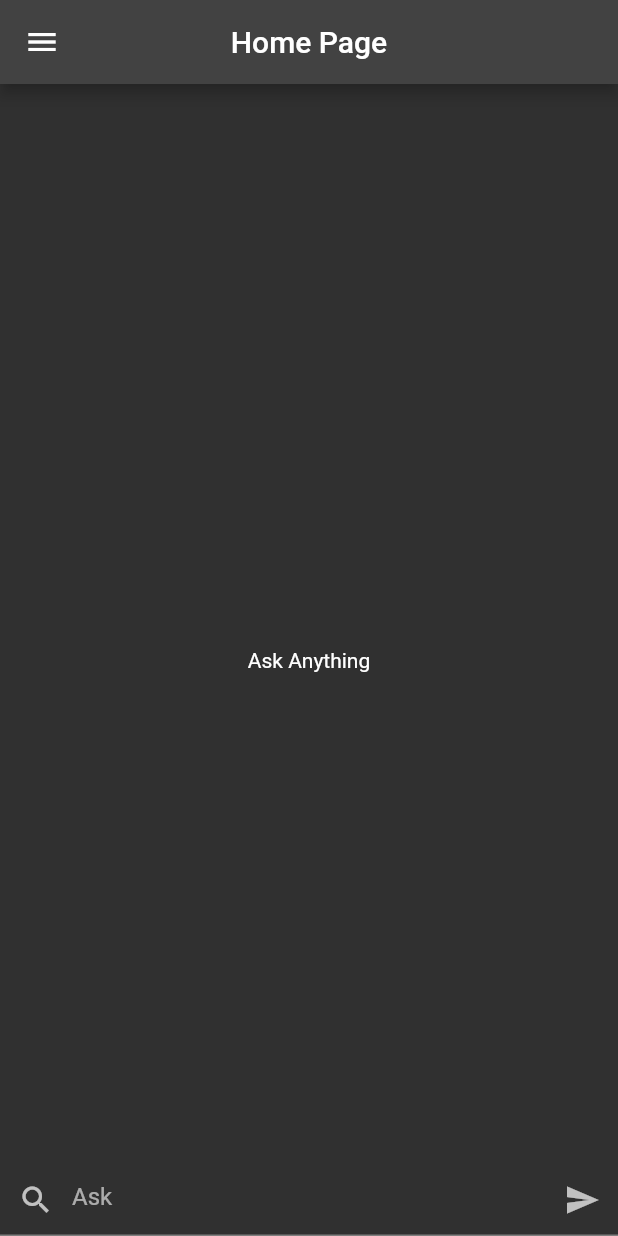
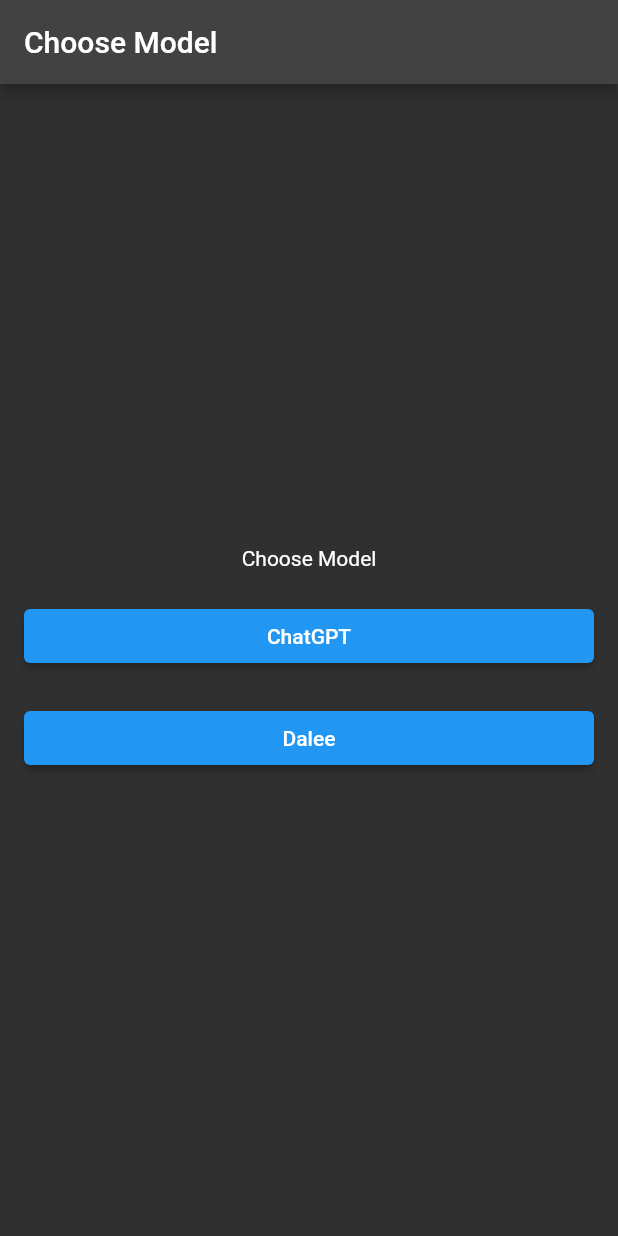
Before and after one commit to ahmetgezmen/MergeMind, a Flutter app: the screen it shows after launch, on a phone screen of 412 x 824 dp. Run offline on Flutter 3.47's test engine with Material 2 defaults, Android fonts, the phone set to English and light mode, and no system bars; our stand-ins replace dio, flutter_riverpod, freezed_annotation, hive_flutter, hooks_riverpod; accounts and stored records are empty.

```diff
--- a/lib/constant /base_constant.dart
+++ b/lib/constant /base_constant.dart
@@ -5,5 +5,6 @@ class BaseConstant{
   static const hiveBoxName = 'chatCache';
   static const drawerHeader = 'Chat with AI';
   static const validateMessage = 'Please ask a valid question longer than 5 characters';
+  static const chooseModel = 'Choose Model';
   const BaseConstant._();
 }
--- /dev/null
+++ b/lib/feature/choose_model_page.dart
@@ -0,0 +1,45 @@
+import 'package:chatgptapp/constant%20/constant.dart';
+import 'package:chatgptapp/feature/chatgpt/pages/home_page.dart';
+import 'package:chatgptapp/feature/dalee/pages/d_home_page.dart';
+import 'package:chatgptapp/utils/helper/hepers.dart';
+import 'package:flutter/material.dart';
+
+class ChooseModelPage extends StatelessWidget {
+  const ChooseModelPage({Key? key}) : super(key: key);
+
+  @override
+  Widget build(BuildContext context) {
+    return SafeArea(
+      child: Scaffold(
+        appBar: AppBar(
+          title: const Text(BaseConstant.chooseModel),
+        ),
+        body:  SizedBox(
+          width: double.infinity,
+          child: Column(
+            mainAxisAlignment: MainAxisAlignment.center,
+            crossAxisAlignment: CrossAxisAlignment.center,
+            mainAxisSize: MainAxisSize.max,
+            children: [
+              const Text('Choose Model'),
+              const SizedBox(height: 20),
+              ElevatedButton(
+                onPressed: () {
+                  HomePage.go(context);
+                },
+                child: const Text('ChatGPT'),
+              ).p16H.wInf,
+              const SizedBox(height: 20),
+              ElevatedButton(
+                onPressed: () {
+                  DHomePage.go(context);
+                },
+                child: const Text('Dalee'),
+              ).p16H.wInf,
+            ],
+          ),
+        ),
+      ),
+    );
+  }
+}
--- a/lib/middleware/splash_screen.dart
+++ b/lib/middleware/splash_screen.dart
@@ -1,6 +1,6 @@
-import 'package:chatgptapp/feature/chatgpt/pages/home_page.dart';
 import 'package:chatgptapp/feature/chatgpt/provider/chat_provider.dart';
 import 'package:chatgptapp/feature/chatgpt/widgets/loading_widget.dart';
+import 'package:chatgptapp/feature/choose_model_page.dart';
 import 'package:flutter/widgets.dart';
 import 'package:flutter_riverpod/flutter_riverpod.dart';
 
@@ -31,6 +31,6 @@ class _SplashScreenState extends ConsumerState<SplashScreen> {
 
   @override
   Widget build(BuildContext context) {
-    return isInitialized ? const HomePage() : LoadingWidget.withScaffold();
+    return isInitialized ? const ChooseModelPage() : LoadingWidget.withScaffold();
   }
 }
--- /dev/null
+++ b/lib/utils/helper/hepers.dart
@@ -0,0 +1,3 @@
+export 'durations.dart';
+export 'padding_helper.dart';
+export 'size_helper.dart';
```
Also changed, not shown: lib/feature/dalee/pages/d_home_page.dart (added, +18 -0 lines), lib/utils/helper/padding_helper.dart (added, +127 -0 lines), lib/utils/helper/size_helper.dart (added, +19 -0 lines).
